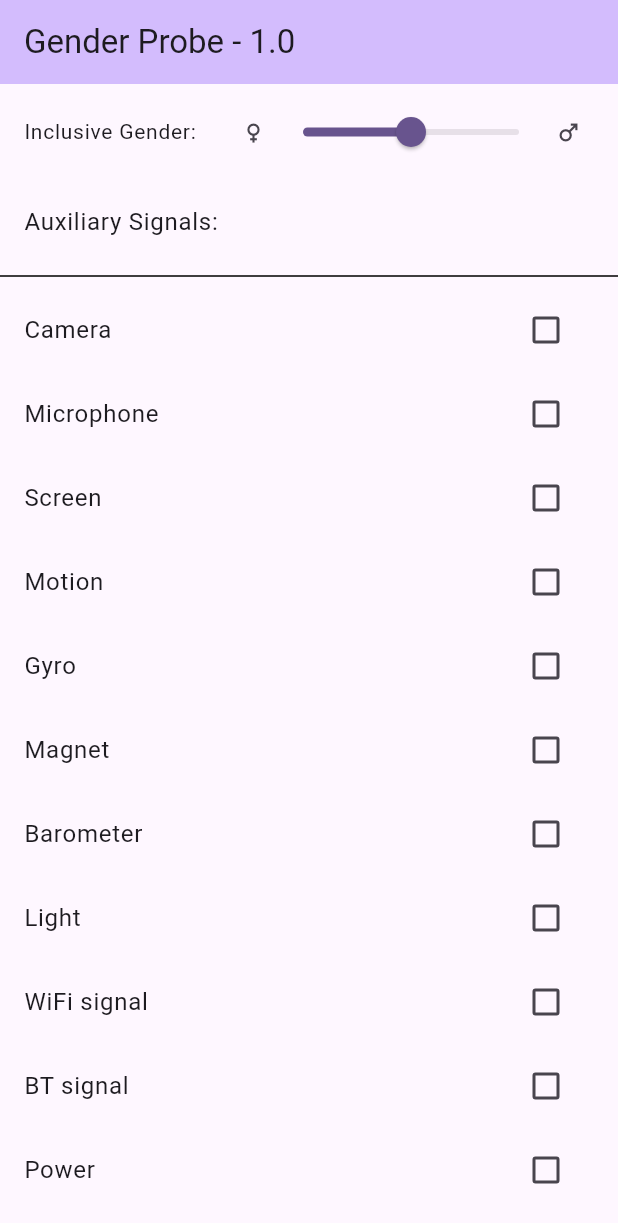
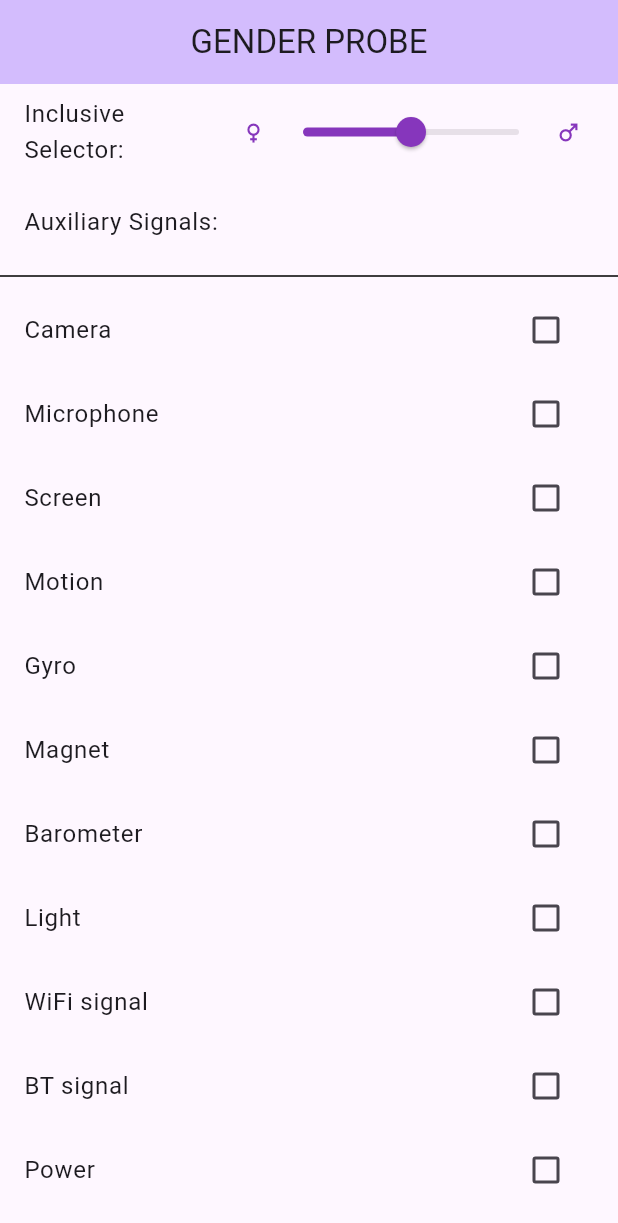
Before and after one commit to krassik/gen-selector, a Flutter app: the screen it shows after launch, on a phone screen of 412 x 824 dp. Shown: the top 1223 px of the screen. Run offline on Flutter 3.47's test engine with Material 3 defaults, Android fonts, the phone set to English and light mode, and no system bars.

Commit message:
Update modifiers

```diff
--- a/lib/main.dart
+++ b/lib/main.dart
@@ -12,7 +12,7 @@ class MyApp extends StatelessWidget {
   // This widget is the root of your application.
   @override
   Widget build(BuildContext context) {
-    String title = "Gender Probe - 1.0";
+    String title = "GENDER PROBE";
 
     return MaterialApp(
       debugShowCheckedModeBanner: false,
@@ -21,7 +21,7 @@ class MyApp extends StatelessWidget {
         colorScheme: ColorScheme.fromSeed(seedColor: Colors.deepPurple),
         useMaterial3: true,
       ),
-      home:  MyHomePage(title: title),
+      home: MyHomePage(title: title),
     );
   }
 }
@@ -45,7 +45,6 @@ class MyHomePage extends StatefulWidget {
 }
 
 class _MyHomePageState extends State<MyHomePage> {
-
   @override
   Widget build(BuildContext context) {
     // This method is rerun every time setState is called, for instance as done
@@ -62,13 +61,17 @@ class _MyHomePageState extends State<MyHomePage> {
         backgroundColor: Theme.of(context).colorScheme.inversePrimary,
         // Here we take the value from the MyHomePage object that was created by
         // the App.build method, and use it to set our appbar title.
-        title: Text(widget.title),
+        title: Center(child: Text(widget.title)),
       ),
       body: ListView(
-        children:  [
+        children: const [
           SelfTitleWidget(),
-          const ListTile(title: Text("Auxiliary Signals:"),),
-          const Divider(color: Color.fromARGB(255, 0, 0, 0),),
+          ListTile(
+            title: Text("Auxiliary Signals:"),
+          ),
+          Divider(
+            color: Color.fromARGB(255, 0, 0, 0),
+          ),
           SensorTitleWidget(title: "Camera"),
           SensorTitleWidget(title: "Microphone"),
           SensorTitleWidget(title: "Screen"),
--- a/lib/self_tile.dart
+++ b/lib/self_tile.dart
@@ -1,40 +1,52 @@
 import 'package:flutter/material.dart';
 
 class SelfTitleWidget extends StatefulWidget {
-  //final String title;
-  double gender = 0.5;
-  SelfTitleWidget({super.key});
+  const SelfTitleWidget({super.key});
 
   @override
   State<SelfTitleWidget> createState() => _SelfTitleWidgetState();
 }
 
 class _SelfTitleWidgetState extends State<SelfTitleWidget> {
+  double gender = 0.5;
+
   @override
   Widget build(BuildContext context) {
-
     const double originalFontSize = 36;
+    Color f2mColor(double gender) {
+      return Color.lerp(const Color.fromARGB(255, 255, 80, 138),
+          const Color.fromARGB(255, 13, 28, 237), gender)!;
+    }
 
     return ListTile(
         title: Row(
       children: [
-        const Text("Inclusive Gender:",
-        style: TextStyle(fontSize: 14),),
+        const Text(
+          "Inclusive\nSelector:",
+          //style: TextStyle(fontSize: 14),
+          maxLines: 2,
+        ),
         const Spacer(),
-        Icon(Icons.female,
-             size: (1 - widget.gender) * originalFontSize,
+        Icon(
+          Icons.female,
+          size: (1 - gender) * originalFontSize,
+          color: f2mColor(gender),
         ),
         Slider(
-            value: widget.gender,
+            activeColor: f2mColor(gender),
+            //inactiveColor: Colors.grey,
+            value: gender,
             min: 0,
             max: 1,
             onChanged: (double value) {
               setState(() {
-                widget.gender = value;
+                gender = value;
               });
             }),
-        Icon(Icons.male,
-             size: widget.gender * originalFontSize,
+        Icon(
+          Icons.male,
+          color: f2mColor(gender),
+          size: gender * originalFontSize,
         ),
       ],
     )); // Replace with your desired widget content
--- a/lib/sensor_tile.dart
+++ b/lib/sensor_tile.dart
@@ -2,23 +2,26 @@ import 'package:flutter/material.dart';
 
 class SensorTitleWidget extends StatefulWidget {
   final String title;
-  bool state = false;
-  SensorTitleWidget({super.key, required this.title});
+  //bool state = false;
+  const SensorTitleWidget({super.key, required this.title});
 
   @override
   State<SensorTitleWidget> createState() => _SensorTitleWidgetState();
 }
 
 class _SensorTitleWidgetState extends State<SensorTitleWidget> {
+
+  bool state = false;
+
   @override
   Widget build(BuildContext context) {
     return ListTile(
       title: Text(widget.title),
       trailing: Checkbox(
-        value: widget.state ,
+        value: state ,
         onChanged: (value) {
           setState(() {
-            widget.state = value!;
+            state = value!;
           });
         },
       ),
```
